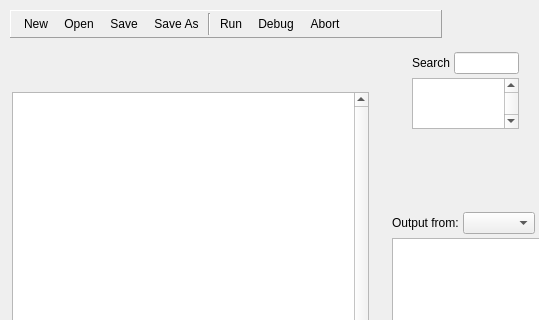
The window that qrenderdoc/Windows/PythonShell.ui (anholt/renderdoc) describes before a commit, drawn with Qt 5; both pictures show x 0 to 539 and y 0 to 320 of the 705 by 448 pixel window.
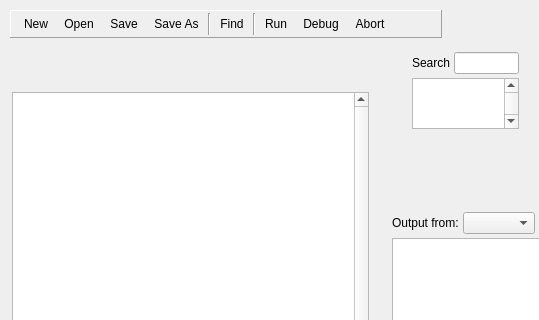
The same window after the commit. Icons and pictures are not drawn. Custom widgets are drawn as their Qt base class.

Commit message: Move find/replace logic out of shader viewer so it can be reused

What changed in the file:
```diff
--- a/qrenderdoc/Windows/PythonShell.ui
+++ b/qrenderdoc/Windows/PythonShell.ui
@@ -251,7 +251,34 @@
      </widget>
     </item>
     <item>
-     <widget class="Line" name="sep">
+     <widget class="Line" name="sep1">
+      <property name="orientation">
+       <enum>Qt::Vertical</enum>
+      </property>
+     </widget>
+    </item>
+    <item>
+     <widget class="QToolButton" name="findReplace">
+      <property name="toolTip">
+       <string>Find &amp; Replace</string>
+      </property>
+      <property name="text">
+       <string>Find</string>
+      </property>
+      <property name="icon">
+       <iconset resource="../Resources/resources.qrc">
+        <normaloff>:/find.png</normaloff>:/find.png</iconset>
+      </property>
+      <property name="toolButtonStyle">
+       <enum>Qt::ToolButtonTextBesideIcon</enum>
+      </property>
+      <property name="autoRaise">
+       <bool>true</bool>
+      </property>
+     </widget>
+    </item>
+    <item>
+     <widget class="Line" name="sep2">
       <property name="orientation">
        <enum>Qt::Vertical</enum>
       </property>
```
The commit also changes 8 other files.
